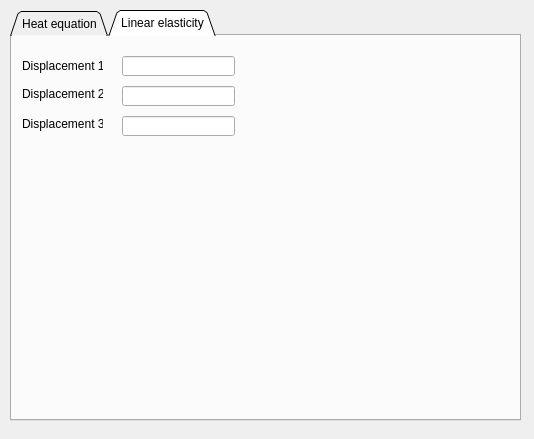
The window that misc/Mesh3D/forms/bcpropertyeditor.ui (tehnick/elmerfem) describes before a commit, drawn with Qt 5.
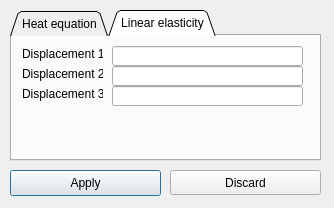
The same window after the commit. The open tabs and pages were chosen to show the change. Icons and pictures are not drawn.

Diff of the .ui file:
```diff
--- a/misc/Mesh3D/forms/bcpropertyeditor.ui
+++ b/misc/Mesh3D/forms/bcpropertyeditor.ui
@@ -8,8 +8,8 @@
    <rect>
     <x>0</x>
     <y>0</y>
-    <width>534</width>
-    <height>439</height>
+    <width>334</width>
+    <height>208</height>
    </rect>
   </property>
   <property name="windowTitle" >
@@ -20,8 +20,8 @@
     <rect>
      <x>10</x>
      <y>10</y>
-     <width>511</width>
-     <height>411</height>
+     <width>311</width>
+     <height>151</height>
     </rect>
    </property>
    <property name="tabShape" >
@@ -85,51 +85,12 @@
     <attribute name="title" >
      <string>Linear elasticity</string>
     </attribute>
-    <widget class="QLabel" name="displacement1Label" >
-     <property name="geometry" >
-      <rect>
-       <x>10</x>
-       <y>20</y>
-       <width>81</width>
-       <height>20</height>
-      </rect>
-     </property>
-     <property name="text" >
-      <string>Displacement 1:</string>
-     </property>
-    </widget>
-    <widget class="QLabel" name="displacement2Label" >
-     <property name="geometry" >
-      <rect>
-       <x>10</x>
-       <y>50</y>
-       <width>81</width>
-       <height>16</height>
-      </rect>
-     </property>
-     <property name="text" >
-      <string>Displacement 2:</string>
-     </property>
-    </widget>
-    <widget class="QLabel" name="displacement3Label" >
-     <property name="geometry" >
-      <rect>
-       <x>10</x>
-       <y>80</y>
-       <width>81</width>
-       <height>16</height>
-      </rect>
-     </property>
-     <property name="text" >
-      <string>Displacement 3:</string>
-     </property>
-    </widget>
     <widget class="QLineEdit" name="displacement1Edit" >
      <property name="geometry" >
       <rect>
-       <x>110</x>
-       <y>20</y>
-       <width>113</width>
+       <x>100</x>
+       <y>10</y>
+       <width>191</width>
        <height>20</height>
       </rect>
      </property>
@@ -137,9 +98,9 @@
     <widget class="QLineEdit" name="displacement2Edit" >
      <property name="geometry" >
       <rect>
-       <x>110</x>
-       <y>50</y>
-       <width>113</width>
+       <x>100</x>
+       <y>30</y>
+       <width>191</width>
        <height>20</height>
       </rect>
      </property>
@@ -147,15 +108,86 @@
     <widget class="QLineEdit" name="displacement3Edit" >
      <property name="geometry" >
       <rect>
-       <x>110</x>
-       <y>80</y>
-       <width>113</width>
+       <x>100</x>
+       <y>50</y>
+       <width>191</width>
        <height>20</height>
       </rect>
      </property>
     </widget>
+    <widget class="QLabel" name="displacement1Label" >
+     <property name="geometry" >
+      <rect>
+       <x>10</x>
+       <y>10</y>
+       <width>81</width>
+       <height>16</height>
+      </rect>
+     </property>
+     <property name="text" >
+      <string>Displacement 1</string>
+     </property>
+    </widget>
+    <widget class="QLabel" name="displacement2Label" >
+     <property name="geometry" >
+      <rect>
+       <x>10</x>
+       <y>30</y>
+       <width>81</width>
+       <height>16</height>
+      </rect>
+     </property>
+     <property name="text" >
+      <string>Displacement 2</string>
+     </property>
+    </widget>
+    <widget class="QLabel" name="displacement3Label" >
+     <property name="geometry" >
+      <rect>
+       <x>10</x>
+       <y>50</y>
+       <width>81</width>
+       <height>16</height>
+      </rect>
+     </property>
+     <property name="text" >
+      <string>Displacement 3</string>
+     </property>
+    </widget>
    </widget>
   </widget>
+  <widget class="QPushButton" name="applyButton" >
+   <property name="geometry" >
+    <rect>
+     <x>10</x>
+     <y>170</y>
+     <width>151</width>
+     <height>26</height>
+    </rect>
+   </property>
+   <property name="text" >
+    <string>Apply</string>
+   </property>
+   <property name="icon" >
+    <iconset resource="../Mesh3D.qrc" >:/icons/list-add.png</iconset>
+   </property>
+  </widget>
+  <widget class="QPushButton" name="discardButton" >
+   <property name="geometry" >
+    <rect>
+     <x>170</x>
+     <y>170</y>
+     <width>151</width>
+     <height>25</height>
+    </rect>
+   </property>
+   <property name="text" >
+    <string>Discard</string>
+   </property>
+   <property name="icon" >
+    <iconset resource="../Mesh3D.qrc" >:/icons/list-remove.png</iconset>
+   </property>
+  </widget>
  </widget>
  <resources/>
  <connections/>
```
Left out of the diff: 26 changed lines with no effect on the pictures.
